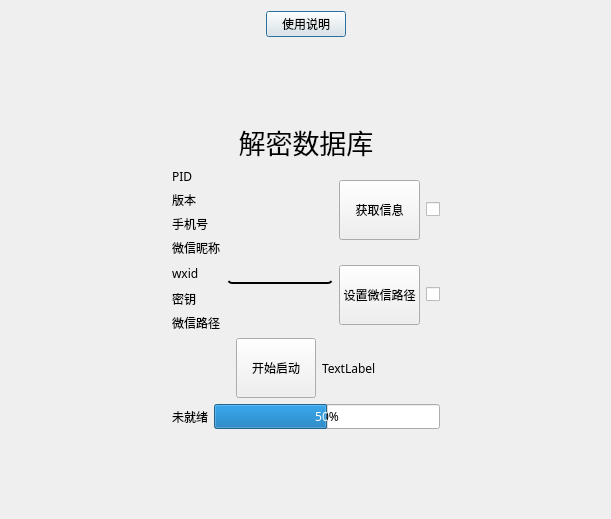
Qt form app/ui_pc/tool/pc_decrypt/decryptUi.ui (LC044/WeChatMsg) before a commit.
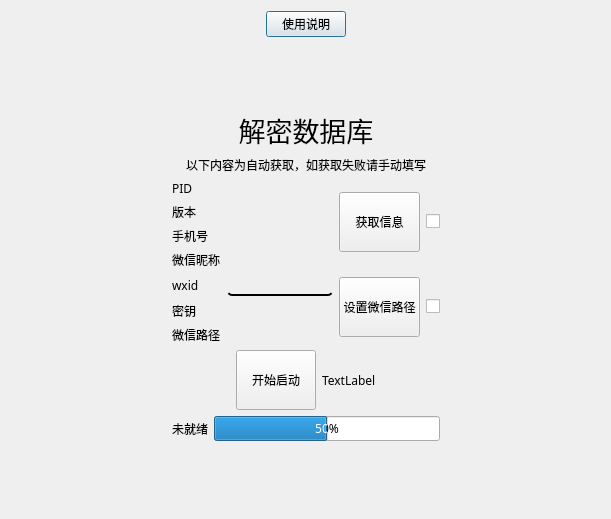
The same form after that commit.

The edit to the form file:
```diff
--- a/app/ui_pc/tool/pc_decrypt/decryptUi.ui
+++ b/app/ui_pc/tool/pc_decrypt/decryptUi.ui
@@ -113,6 +113,16 @@
                                             </property>
                                         </widget>
                                     </item>
+         <item>
+          <widget class="QLabel" name="label_9">
+           <property name="text">
+            <string>以下内容为自动获取，如获取失败请手动填写</string>
+           </property>
+           <property name="alignment">
+            <set>Qt::AlignCenter</set>
+           </property>
+          </widget>
+         </item>
                                     <item>
                                         <layout class="QGridLayout" name="gridLayout_2">
                                             <item row="0" column="0" rowspan="2">
```
Left out of the diff: 3 changed lines with no effect on the pictures. Lines whose indentation alone changed are shown as unchanged.
